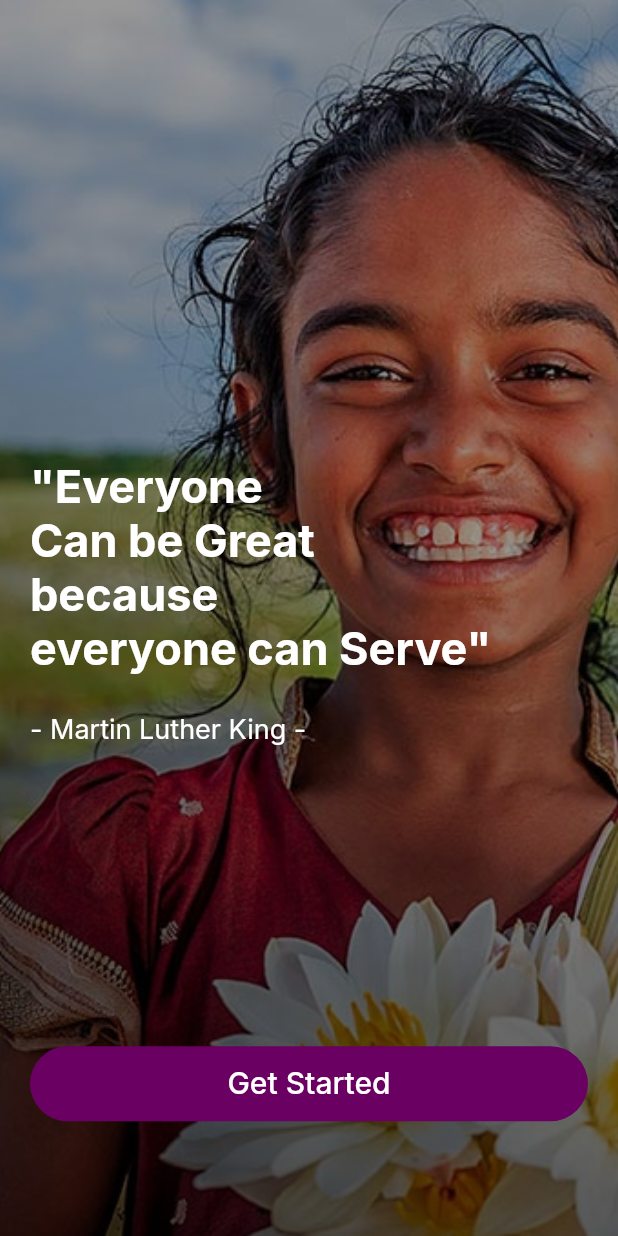
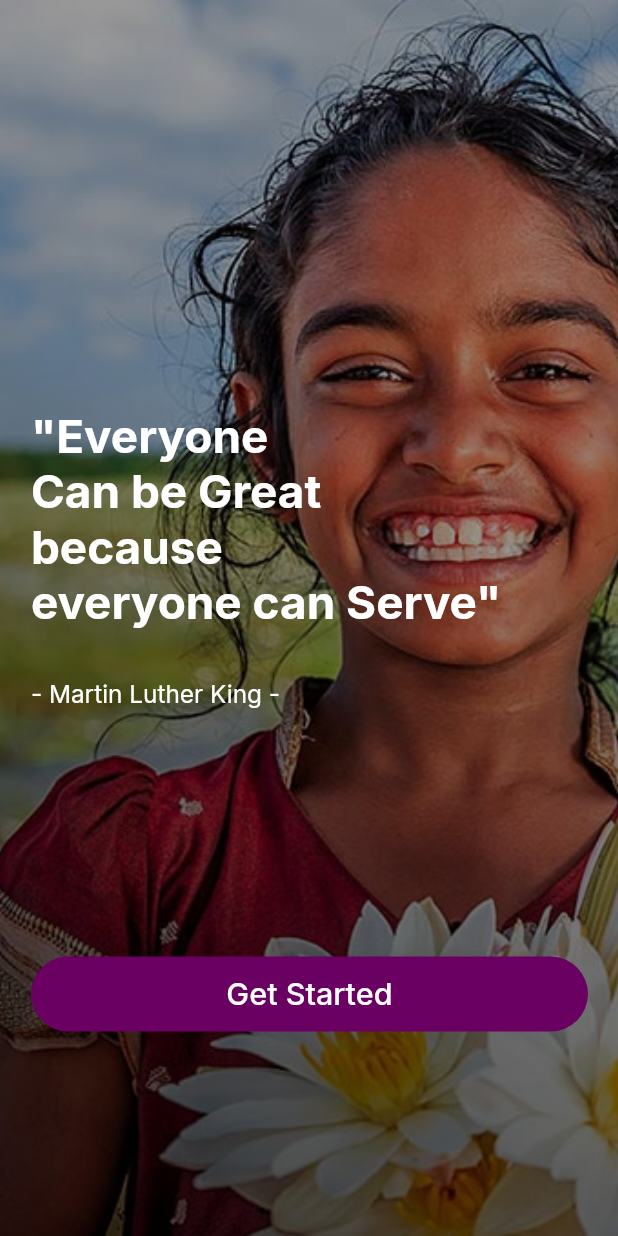
Before and after one commit to dilshanbeligala/Charity-App, a Flutter app: the screen it shows after launch, on a phone screen of 412 x 824 dp. Run offline on Flutter 3.47's test engine with Material 2 defaults, Android fonts, the light colour scheme and no system bars; our stand-ins replace google_fonts.

Commit message:
fixed getstarted

```diff
--- a/lib/main.dart
+++ b/lib/main.dart
@@ -1,7 +1,13 @@
 import 'package:charity_app/screens/get_started.dart';
 import 'package:flutter/material.dart';
+import 'package:flutter/services.dart';
 
 void main() {
+  WidgetsFlutterBinding.ensureInitialized();
+  SystemChrome.setPreferredOrientations([
+    DeviceOrientation.portraitUp,
+    DeviceOrientation.portraitDown
+  ]);
   runApp(const MyApp());
 }
 
--- a/lib/screens/get_started.dart
+++ b/lib/screens/get_started.dart
@@ -7,10 +7,12 @@ class GetStarted extends StatelessWidget {
 
   @override
   Widget build(BuildContext context) {
+    final screenWidth = MediaQuery.of(context).size.width;
+    final screenHeight = MediaQuery.of(context).size.height;
     return Scaffold(
       body: Container(
         width: double.infinity,
-        decoration: BoxDecoration(
+        decoration:const BoxDecoration(
             image: DecorationImage(
                 image: AssetImage('assets/images/bg.png'), fit: BoxFit.cover)),
         child: Container(
@@ -20,28 +22,29 @@ class GetStarted extends StatelessWidget {
             Colors.black.withOpacity(.4)
           ])),
           child: Padding(
-            padding: EdgeInsets.only(left: 20),
-            child: Column(
+            padding: EdgeInsets.only(left: screenWidth*0.05),
+            child: ListView(
+              children: [Column(
                 crossAxisAlignment: CrossAxisAlignment.start,
                 mainAxisAlignment: MainAxisAlignment.center,
                 children: [
                   SizedBox(
-                  height: 230,
+                    height: screenHeight*0.33,
                   ),
                   Text('"Everyone\nCan be Great\nbecause\neveryone can Serve"',
                       style: GoogleFonts.inter(
-                        fontSize: 30,
+                          fontSize: screenWidth*0.05+10,
                           color: Colors.white,
                           fontWeight: FontWeight.bold)),
                   SizedBox(
-                  height: 25,
+                    height: screenHeight*0.04,
                   ),
                   Text(
                     "- Martin Luther King -",
-                  style: GoogleFonts.inter(color: Colors.white, fontSize: 18),
+                    style: GoogleFonts.inter(color: Colors.white, fontSize: screenWidth*0.02+8),
                   ),
                   SizedBox(
-                  height: 200,
+                    height: screenHeight*0.2,
                   ),
                   Padding(
                     padding: const EdgeInsets.only(right: 20),
@@ -59,7 +62,7 @@ class GetStarted extends StatelessWidget {
                           child: Text(
                             "Get Started",
                             style: GoogleFonts.inter(
-                              fontSize: 20,
+                                fontSize: screenWidth*0.03+8,
                                 color: Colors.white,
                                 fontWeight: FontWeight.w500),
                           ),
@@ -68,6 +71,7 @@ class GetStarted extends StatelessWidget {
                     ),
                   )
                 ],
+              ),]
             ),
           ),
         ),
```
Lines whose indentation alone changed are shown as unchanged.
